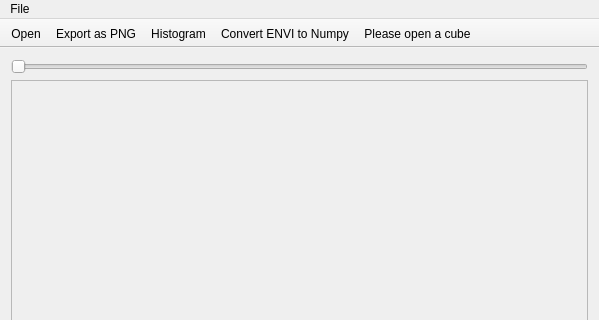
The window that mainwindow.ui (ArendJanKramer/Numpyviewer) describes before a commit, drawn with Qt 5; both pictures show x 0 to 599 and y 0 to 320 of the 599 by 612 pixel window.
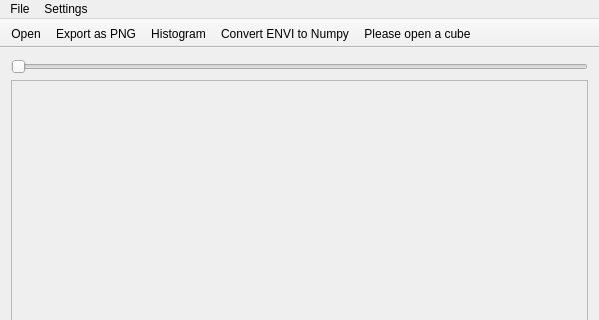
The same window after the commit. Icons and pictures are not drawn.

Patch:
```diff
--- a/mainwindow.ui
+++ b/mainwindow.ui
@@ -75,7 +75,15 @@
     <addaction name="actionExport_as_PNG"/>
     <addaction name="actionconvert"/>
    </widget>
+   <widget class="QMenu" name="menuSettings">
+    <property name="title">
+     <string>Settings</string>
+    </property>
+    <addaction name="actionChannels_first"/>
+    <addaction name="actionUse_colormap_instead_of_grayscale"/>
+   </widget>
    <addaction name="menuFile"/>
+   <addaction name="menuSettings"/>
   </widget>
   <widget class="QToolBar" name="toolBar">
    <property name="enabled">
```
Left out of the diff: 16 changed lines with no effect on the pictures.
